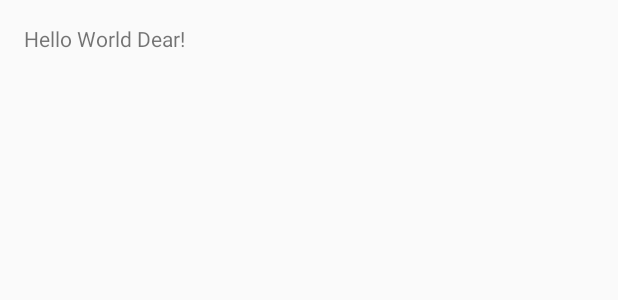
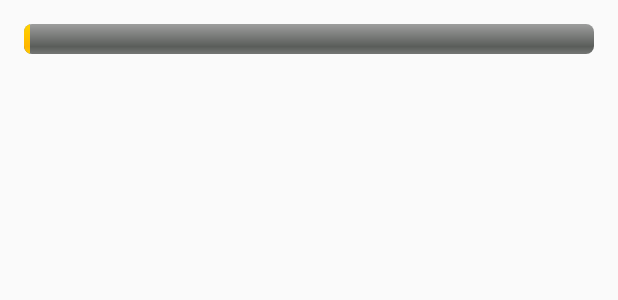
Before and after one commit to vishant-jaiswal/AndroidFeatures, an Android app: the layout activity_main.xml on its own in the app's theme, with its tools: preview values and no code run, on a phone screen of 412 x 824 dp. Shown: the top 300 px of the screen. Run offline under Robolectric (Android 15) with nearby library versions, the phone set to English and light mode, and no system bars.

Commit message:
Commit Sample code for ProgressBar Horizontal

```diff
--- a/FeatureApps/app/src/main/res/layout/activity_main.xml
+++ b/FeatureApps/app/src/main/res/layout/activity_main.xml
@@ -13,4 +13,15 @@
         android:layout_width="wrap_content"
         android:layout_height="wrap_content"
         android:text="Hello World Dear!" />
+
+    <ProgressBar
+        android:id="@+id/progressBar"
+        android:layout_width="match_parent"
+        android:layout_height="wrap_content"
+        style="@android:style/Widget.ProgressBar.Horizontal"
+        android:visibility="visible"
+        android:minHeight="20dp"
+        android:minWidth="200dp"
+        android:max="100"
+        android:progress="1"/>
 </RelativeLayout>
```
Also changed, not shown: FeatureApps/app/src/main/java/com/coderchowki/featureapps/ActivityMain.java (+37 -1 lines).
